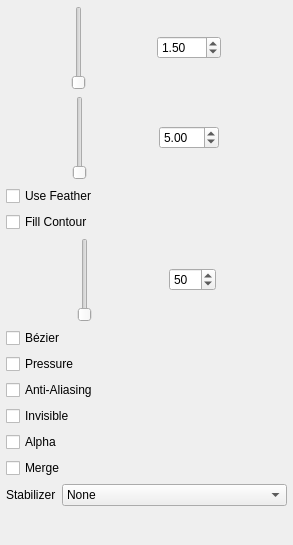
Old version of the form app/ui/tooloptions.ui in the repository pencil2d/pencil.
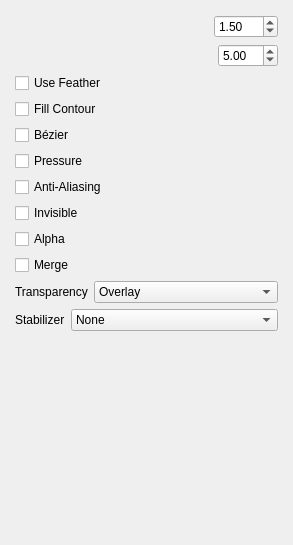
New version of the form. Custom widgets are drawn as their Qt base class.

Diff of the .ui file:
```diff
--- a/app/ui/tooloptions.ui
+++ b/app/ui/tooloptions.ui
@@ -47,25 +47,10 @@
        </rect>
       </property>
       <layout class="QVBoxLayout" name="verticalLayout">
-       <property name="spacing">
-        <number>6</number>
-       </property>
-       <property name="leftMargin">
-        <number>0</number>
-       </property>
-       <property name="topMargin">
-        <number>0</number>
-       </property>
-       <property name="rightMargin">
-        <number>0</number>
-       </property>
-       <property name="bottomMargin">
-        <number>2</number>
-       </property>
        <item>
         <layout class="QHBoxLayout" name="horizontalLayout_2">
          <item>
-          <widget class="SpinSlider" name="sizeSlider">
+          <widget class="SpinSlider" name="sizeSlider" native="true">
            <property name="toolTip">
             <string>Set Stroke Width &lt;br&gt;&lt;b&gt;[SHIFT]+drag&lt;/b&gt;&lt;br&gt;for quick adjustment</string>
            </property>
@@ -101,7 +86,7 @@
        <item>
         <layout class="QHBoxLayout" name="horizontalLayout">
          <item>
-          <widget class="SpinSlider" name="featherSlider">
+          <widget class="SpinSlider" name="featherSlider" native="true">
            <property name="toolTip">
             <string>Set Stroke Feather &lt;br&gt;&lt;b&gt;[CTRL]+drag&lt;/b&gt;&lt;br&gt;for quick adjustment</string>
            </property>
@@ -154,33 +139,6 @@
          </property>
         </widget>
        </item>
-       <item>
-        <layout class="QHBoxLayout" name="horizontalLayout_3" stretch="1,0">
-         <item>
-          <widget class="SpinSlider" name="toleranceSlider">
-           <property name="toolTip">
-            <string>The extent to which the color variation will be treated as being equal</string>
-           </property>
-          </widget>
-         </item>
-         <item>
-          <widget class="QSpinBox" name="toleranceSpinBox">
-           <property name="sizePolicy">
-            <sizepolicy hsizetype="Fixed" vsizetype="Fixed">
-             <horstretch>0</horstretch>
-             <verstretch>0</verstretch>
-            </sizepolicy>
-           </property>
-           <property name="maximum">
-            <number>100</number>
-           </property>
-           <property name="value">
-            <number>50</number>
-           </property>
-          </widget>
-         </item>
-        </layout>
-       </item>
        <item>
         <widget class="QCheckBox" name="useBezierBox">
          <property name="toolTip">
@@ -241,6 +199,54 @@
          </property>
         </widget>
        </item>
+       <item>
+        <widget class="QWidget" name="fillModeGroup" native="true">
+         <layout class="QHBoxLayout" name="horizontalLayout_5">
+          <property name="leftMargin">
+           <number>0</number>
+          </property>
+          <property name="topMargin">
+           <number>0</number>
+          </property>
+          <property name="rightMargin">
+           <number>0</number>
+          </property>
+          <property name="bottomMargin">
+           <number>0</number>
+          </property>
+          <item>
+           <widget class="QLabel" name="fillModeLabel">
+            <property name="text">
+             <string>Transparency</string>
+            </property>
+           </widget>
+          </item>
+          <item>
+           <widget class="QComboBox" name="fillMode">
+            <property name="sizePolicy">
+             <sizepolicy hsizetype="Expanding" vsizetype="Fixed">
+              <horstretch>0</horstretch>
+              <verstretch>0</verstretch>
+             </sizepolicy>
+            </property>
+            <property name="toolTip">
+             <string>Defines how the fill will behave when the new color is not opaque</string>
+            </property>
+            <item>
+             <property name="text">
+              <string>Overlay</string>
+             </property>
+            </item>
+            <item>
+             <property name="text">
+              <string>Replace</string>
+             </property>
+            </item>
+           </widget>
+          </item>
+         </layout>
+        </widget>
+       </item>
        <item>
         <layout class="QHBoxLayout" name="horizontalLayout_4" stretch="0,1">
          <item>
@@ -308,7 +314,7 @@
  <customwidgets>
   <customwidget>
    <class>SpinSlider</class>
-   <extends>QSlider</extends>
+   <extends>QWidget</extends>
    <header>spinslider.h</header>
    <container>1</container>
   </customwidget>
```
